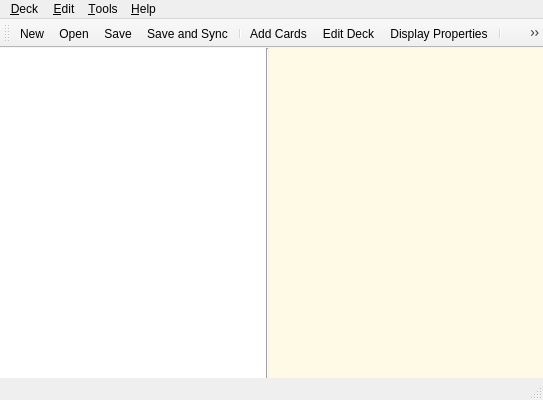
ludiosarchive/anki, file designer/main.ui: the form before one commit.
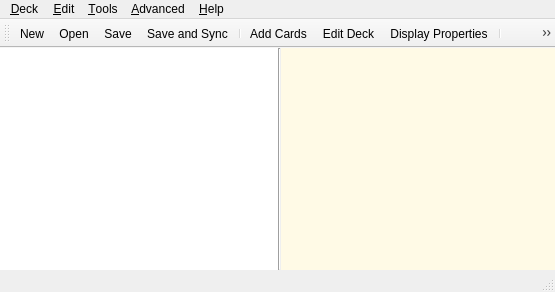
The form after the commit. Icons and pictures are not drawn.

```diff
--- a/designer/main.ui
+++ b/designer/main.ui
@@ -5,8 +5,8 @@
    <rect>
     <x>0</x>
     <y>0</y>
-    <width>543</width>
-    <height>400</height>
+    <width>555</width>
+    <height>292</height>
    </rect>
   </property>
   <property name="sizePolicy" >
@@ -22,6 +22,14 @@
    <iconset resource="../icons.qrc" >:/icons/anki.png</iconset>
   </property>
   <widget class="QWidget" name="centralwidget" >
+   <property name="geometry" >
+    <rect>
+     <x>0</x>
+     <y>57</y>
+     <width>555</width>
+     <height>212</height>
+    </rect>
+   </property>
    <property name="sizePolicy" >
     <sizepolicy vsizetype="MinimumExpanding" hsizetype="MinimumExpanding" >
      <horstretch>1</horstretch>
@@ -384,8 +392,8 @@
     <rect>
      <x>0</x>
      <y>0</y>
-     <width>543</width>
-     <height>27</height>
+     <width>555</width>
+     <height>23</height>
     </rect>
    </property>
    <widget class="QMenu" name="menuHelp" >
@@ -468,18 +476,42 @@
     <addaction name="actionCstats" />
     <addaction name="separator" />
     <addaction name="menu_Lookup" />
-    <addaction name="separator" />
+   </widget>
+   <widget class="QMenu" name="menuAdvanced" >
+    <property name="title" >
+     <string>&amp;Advanced</string>
+    </property>
+    <addaction name="actionCheckDatabaseIntegrity" />
+    <addaction name="actionOptimizeDatabase" />
    </widget>
    <addaction name="menuDeck" />
    <addaction name="menuEdit" />
    <addaction name="menuTools" />
+   <addaction name="menuAdvanced" />
    <addaction name="menuHelp" />
   </widget>
-  <widget class="QStatusBar" name="statusbar" />
+  <widget class="QStatusBar" name="statusbar" >
+   <property name="geometry" >
+    <rect>
+     <x>0</x>
+     <y>269</y>
+     <width>555</width>
+     <height>23</height>
+    </rect>
+   </property>
+  </widget>
   <widget class="QToolBar" name="toolBar" >
    <property name="enabled" >
     <bool>true</bool>
    </property>
+   <property name="geometry" >
+    <rect>
+     <x>0</x>
+     <y>23</y>
+     <width>555</width>
+     <height>34</height>
+    </rect>
+   </property>
    <property name="orientation" >
     <enum>Qt::Horizontal</enum>
    </property>
@@ -663,7 +695,7 @@
     <iconset resource="../icons.qrc" >:/icons/spreadsheet.png</iconset>
    </property>
    <property name="text" >
-    <string>&amp;Deck statistics</string>
+    <string>&amp;Deck Statistics</string>
    </property>
   </action>
   <action name="actionStarthere" >
@@ -695,7 +727,7 @@
     <iconset resource="../icons.qrc" >:/icons/package_games_card.png</iconset>
    </property>
    <property name="text" >
-    <string>&amp;Card statistics</string>
+    <string>&amp;Card Statistics</string>
    </property>
   </action>
   <action name="actionDeckProperties" >
```
Left out of the diff: 154 changed lines with no effect on the pictures.
